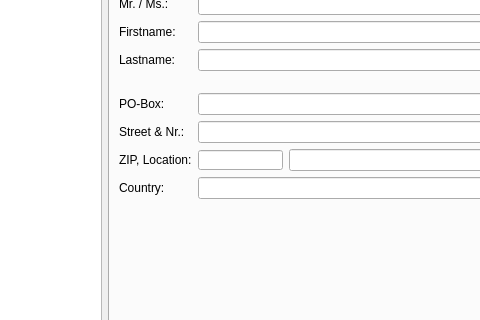
BackupTheBerlios/first4-svn, file trunk/ui/addrfrm.ui: the form before one commit; both pictures show x 320 to 800 and y 202 to 522 of the 924 by 699 pixel window.
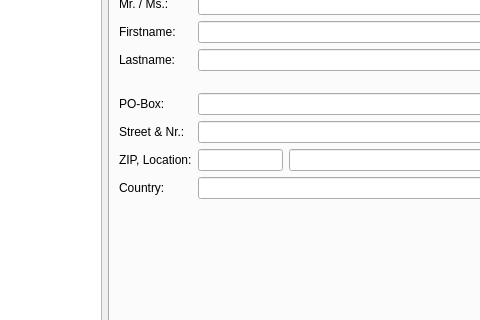
The form after the commit. Icons and pictures are not drawn.

```diff
--- a/trunk/ui/addrfrm.ui
+++ b/trunk/ui/addrfrm.ui
@@ -561,14 +561,14 @@
          </property>
          <property name="minimumSize" >
           <size>
-           <width>85</width>
-           <height>20</height>
+           <width>0</width>
+           <height>0</height>
           </size>
          </property>
          <property name="maximumSize" >
           <size>
            <width>85</width>
-           <height>20</height>
+           <height>16777215</height>
           </size>
          </property>
         </widget>
```
